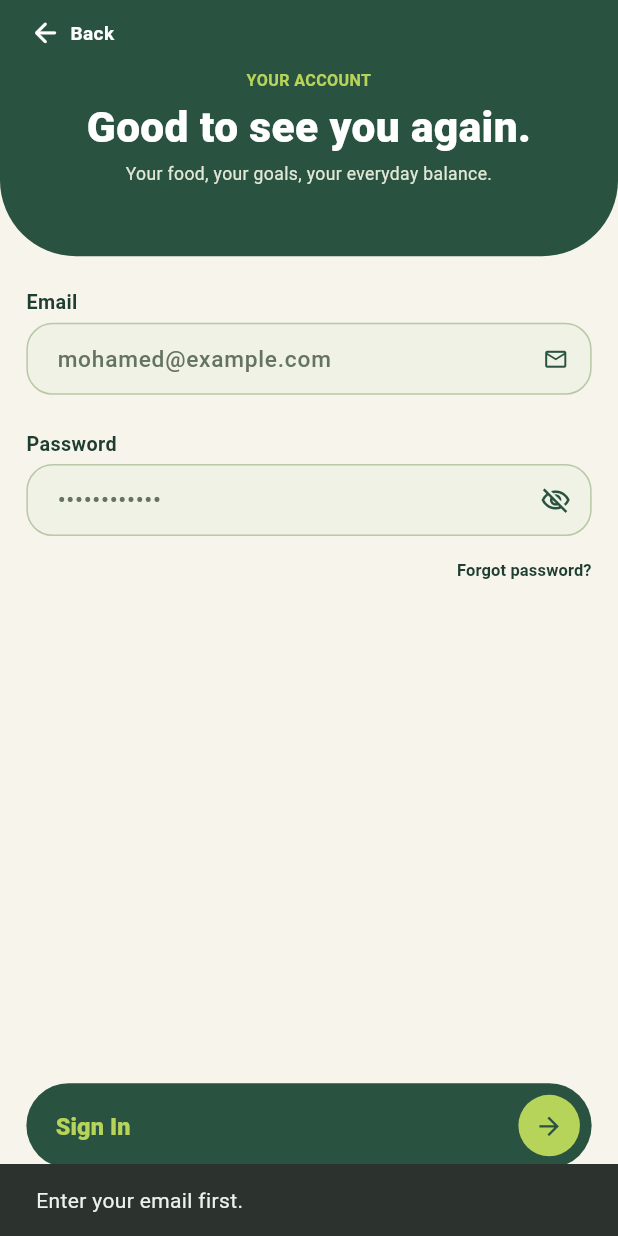
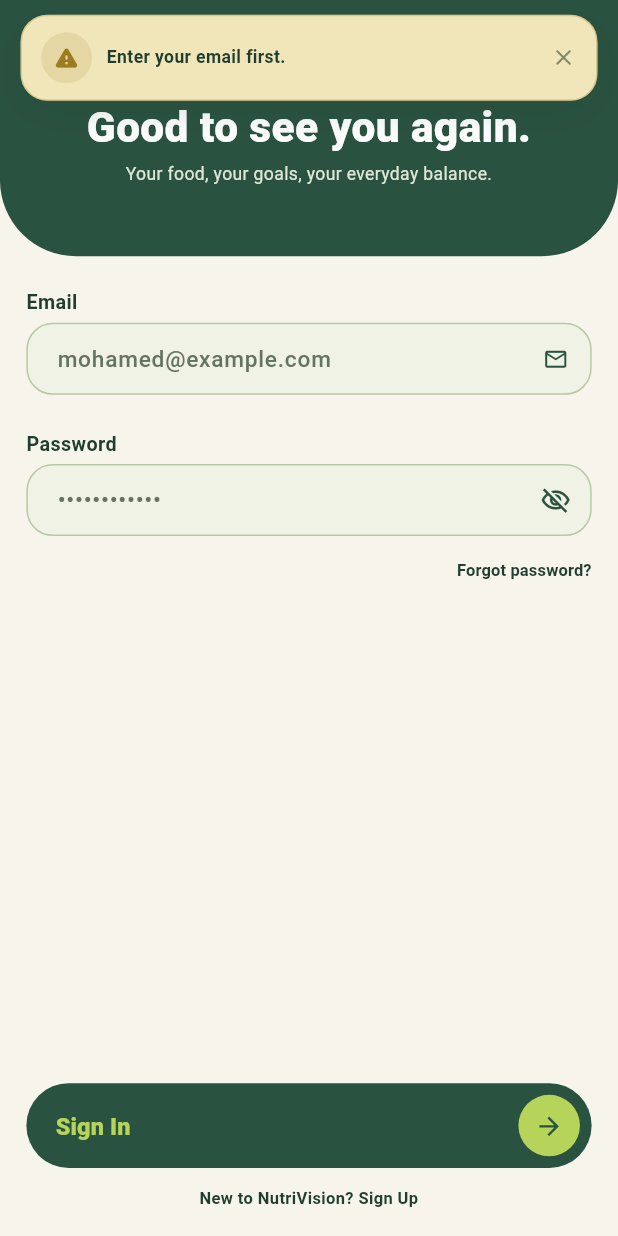
Before and after one commit to Elboraeyy/NutriVision-Capstone-Project, a Flutter app: the SignInScreen screen opened by its route, after a tap on "Forgot password?", on a phone screen of 412 x 824 dp. Run offline on Flutter 3.47's test engine with Material 3 defaults, Android fonts, the light colour scheme and no system bars; our stand-ins replace flutter_bloc, flutter_svg, go_router; accounts and stored records are empty.

Commit message:
feat: replace snackbars with top app toasts

```diff
--- /dev/null
+++ b/lib/core/widgets/app_toast.dart
@@ -0,0 +1,250 @@
+import 'dart:async';
+
+import 'package:flutter/material.dart';
+
+import '../theme/app_colors.dart';
+import '../theme/app_responsive.dart';
+
+enum AppToastType { success, error, warning, info }
+
+/// Displays the app's standard notification above the current screen content.
+///
+/// A single toast is kept visible at a time so fast consecutive actions do not
+/// create a stack of competing messages. The root overlay keeps the toast
+/// above headers, cards, dialogs hosted by the current route, and scrollable
+/// content.
+abstract final class AppToast {
+  static OverlayEntry? _activeEntry;
+
+  static void show(
+    BuildContext context, {
+    required String message,
+    AppToastType type = AppToastType.info,
+    Duration duration = const Duration(milliseconds: 2600),
+  }) {
+    final overlay = Overlay.maybeOf(context, rootOverlay: true);
+    if (overlay == null || message.trim().isEmpty) return;
+
+    _activeEntry?.remove();
+
+    late final OverlayEntry entry;
+    entry = OverlayEntry(
+      builder: (_) => _AppToastOverlay(
+        message: message,
+        type: type,
+        duration: duration,
+        onDismissed: () {
+          if (identical(_activeEntry, entry)) {
+            _activeEntry = null;
+            entry.remove();
+          }
+        },
+      ),
+    );
+
+    _activeEntry = entry;
+    overlay.insert(entry);
+  }
+
+  static void dismiss() {
+    _activeEntry?.remove();
+    _activeEntry = null;
+  }
+}
+
+class _AppToastOverlay extends StatefulWidget {
+  const _AppToastOverlay({
+    required this.message,
+    required this.type,
+    required this.duration,
+    required this.onDismissed,
+  });
+
+  final String message;
+  final AppToastType type;
+  final Duration duration;
+  final VoidCallback onDismissed;
+
+  @override
+  State<_AppToastOverlay> createState() => _AppToastOverlayState();
+}
+
+class _AppToastOverlayState extends State<_AppToastOverlay>
+    with SingleTickerProviderStateMixin {
+  late final AnimationController _controller;
+  late final Animation<Offset> _slideAnimation;
+  Timer? _timer;
+  bool _isDismissing = false;
+
+  @override
+  void initState() {
+    super.initState();
+    _controller = AnimationController(
+      vsync: this,
+      duration: const Duration(milliseconds: 360),
+      reverseDuration: const Duration(milliseconds: 220),
+    );
+    _slideAnimation = Tween<Offset>(
+      begin: const Offset(0, -1.2),
+      end: Offset.zero,
+    ).animate(CurvedAnimation(parent: _controller, curve: Curves.easeOutCubic));
+    _controller.forward();
+    _timer = Timer(widget.duration, _dismiss);
+  }
+
+  @override
+  void dispose() {
+    _timer?.cancel();
+    _controller.dispose();
+    super.dispose();
+  }
+
+  Future<void> _dismiss() async {
+    if (_isDismissing) return;
+    _isDismissing = true;
+    await _controller.reverse();
+    if (mounted) widget.onDismissed();
+  }
+
+  @override
+  Widget build(BuildContext context) {
+    final visual = _ToastVisual.fromType(widget.type);
+
+    return Positioned.fill(
+      child: IgnorePointer(
+        ignoring: false,
+        child: SafeArea(
+          bottom: false,
+          child: Align(
+            alignment: Alignment.topCenter,
+            child: Padding(
+              padding: EdgeInsets.fromLTRB(
+                AppResponsive.value(context, 14),
+                AppResponsive.value(context, 10),
+                AppResponsive.value(context, 14),
+                0,
+              ),
+              child: ConstrainedBox(
+                constraints: const BoxConstraints(maxWidth: 520),
+                child: SlideTransition(
+                  position: _slideAnimation,
+                  child: FadeTransition(
+                    opacity: _controller,
+                    child: Material(
+                      color: Colors.transparent,
+                      child: GestureDetector(
+                        onTap: _dismiss,
+                        child: Container(
+                          padding: EdgeInsets.symmetric(
+                            horizontal: AppResponsive.value(context, 13),
+                            vertical: AppResponsive.value(context, 11),
+                          ),
+                          decoration: BoxDecoration(
+                            color: visual.background,
+                            borderRadius: BorderRadius.circular(18),
+                            border: Border.all(
+                              color: visual.accent.withValues(alpha: .28),
+                            ),
+                            boxShadow: [
+                              BoxShadow(
+                                color: AppColors.darkGreen.withValues(
+                                  alpha: .16,
+                                ),
+                                blurRadius: 22,
+                                offset: const Offset(0, 8),
+                              ),
+                            ],
+                          ),
+                          child: Row(
+                            children: [
+                              Container(
+                                width: 34,
+                                height: 34,
+                                decoration: BoxDecoration(
+                                  color: visual.accent.withValues(alpha: .14),
+                                  shape: BoxShape.circle,
+                                ),
+                                child: Icon(
+                                  visual.icon,
+                                  color: visual.accent,
+                                  size: 18,
+                                ),
+                              ),
+                              SizedBox(width: AppResponsive.value(context, 10)),
+                              Expanded(
+                                child: Text(
+                                  widget.message,
+                                  maxLines: 3,
+                                  overflow: TextOverflow.ellipsis,
+                                  style: TextStyle(
+                                    color: visual.text,
+                                    fontSize: AppResponsive.font(context, 12),
+                                    fontWeight: FontWeight.w700,
+                                    height: 1.25,
+                                  ),
+                                ),
+                              ),
+                              SizedBox(width: AppResponsive.value(context, 8)),
+                              Icon(
+                                Icons.close_rounded,
+                                color: visual.text.withValues(alpha: .55),
+                                size: 18,
+                              ),
+                            ],
+                          ),
+                        ),
+                      ),
+                    ),
+                  ),
+                ),
+              ),
+            ),
+          ),
+        ),
+      ),
+    );
+  }
+}
+
+class _ToastVisual {
+  const _ToastVisual({
+    required this.background,
+    required this.accent,
+    required this.text,
+    required this.icon,
+  });
+
+  final Color background;
+  final Color accent;
+  final Color text;
+  final IconData icon;
+
+  factory _ToastVisual.fromType(AppToastType type) {
+    return switch (type) {
+      AppToastType.success => const _ToastVisual(
+        background: AppColors.softGreen,
+        accent: AppColors.green,
+        text: AppColors.darkGreen,
+        icon: Icons.check_circle_rounded,
+      ),
+      AppToastType.error => const _ToastVisual(
+        background: Color(0xFFFFE8E3),
+        accent: Color(0xFFC64F45),
+        text: Color(0xFF6F2925),
+        icon: Icons.error_rounded,
+      ),
+      AppToastType.warning => const _ToastVisual(
+        background: AppColors.yellow,
+        accent: Color(0xFF9C7B21),
+        text: AppColors.darkGreen,
+        icon: Icons.warning_rounded,
+      ),
+      AppToastType.info => const _ToastVisual(
+        background: AppColors.cream,
+        accent: AppColors.green,
+        text: AppColors.darkGreen,
+        icon: Icons.info_rounded,
+      ),
+    };
+  }
+}
--- a/lib/features/auth/presentation/screens/sign_in_screen.dart
+++ b/lib/features/auth/presentation/screens/sign_in_screen.dart
@@ -10,6 +10,7 @@ import '../../../../core/widgets/app_green_header.dart';
 import '../../../../core/widgets/app_overlay_scaffold.dart';
 import '../../../../core/widgets/app_action_button.dart';
 import '../../../../core/widgets/app_text_field.dart';
+import '../../../../core/widgets/app_toast.dart';
 import '../bloc/auth_session_bloc.dart';
 import '../cubit/sign_in_cubit.dart';
 import '../utils/auth_validation.dart';
@@ -38,9 +39,7 @@ class _SignInScreenState extends State<SignInScreen> {
       password: _passwordController.text,
     );
     if (error != null) {
-      ScaffoldMessenger.of(
-        context,
-      ).showSnackBar(SnackBar(content: Text(error)));
+      AppToast.show(context, message: error, type: AppToastType.error);
       return;
     }
 
@@ -63,8 +62,10 @@ class _SignInScreenState extends State<SignInScreen> {
             if (state.status == AuthSessionStatus.signedIn) {
               context.go('/home');
             } else if (state.status == AuthSessionStatus.failure) {
-              ScaffoldMessenger.of(context).showSnackBar(
-                SnackBar(content: Text(state.message ?? 'Unable to sign in.')),
+              AppToast.show(
+                context,
+                message: state.message ?? 'Unable to sign in.',
+                type: AppToastType.error,
               );
             }
           },
@@ -135,19 +136,18 @@ class _SignInScreenState extends State<SignInScreen> {
                                 if (!AuthValidation.isValidEmail(
                                   _emailController.text,
                                 )) {
-                                  ScaffoldMessenger.of(context).showSnackBar(
-                                    const SnackBar(
-                                      content: Text('Enter your email first.'),
-                                    ),
+                                  AppToast.show(
+                                    context,
+                                    message: 'Enter your email first.',
+                                    type: AppToastType.warning,
                                   );
                                   return;
                                 }
-                                ScaffoldMessenger.of(context).showSnackBar(
-                                  const SnackBar(
-                                    content: Text(
-                                      'Password reset will be connected with Firebase.',
-                                    ),
-                                  ),
+                                AppToast.show(
+                                  context,
+                                  message:
+                                      'Password reset will be available soon.',
+                                  type: AppToastType.info,
                                 );
                               },
                               style: TextButton.styleFrom(
--- a/lib/features/auth/presentation/screens/sign_up_screen.dart
+++ b/lib/features/auth/presentation/screens/sign_up_screen.dart
@@ -10,6 +10,7 @@ import '../../../../core/widgets/app_action_button.dart';
 import '../../../../core/widgets/app_green_header.dart';
 import '../../../../core/widgets/app_overlay_scaffold.dart';
 import '../../../../core/widgets/app_text_field.dart';
+import '../../../../core/widgets/app_toast.dart';
 import '../bloc/auth_session_bloc.dart';
 import '../cubit/sign_up_cubit.dart';
 import '../../../onboarding/presentation/bloc/onboarding_bloc.dart';
@@ -47,9 +48,7 @@ class _SignUpScreenState extends State<SignUpScreen> {
       termsAccepted: formState.isTermsAccepted,
     );
     if (error != null) {
-      ScaffoldMessenger.of(
-        context,
-      ).showSnackBar(SnackBar(content: Text(error)));
+      AppToast.show(context, message: error, type: AppToastType.error);
       return;
     }
 
@@ -74,10 +73,10 @@ class _SignUpScreenState extends State<SignUpScreen> {
               context.read<OnboardingBloc>().add(const OnboardingReset());
               context.pushNamed('onboarding-goal');
             } else if (state.status == AuthSessionStatus.failure) {
-              ScaffoldMessenger.of(context).showSnackBar(
-                SnackBar(
-                  content: Text(state.message ?? 'Unable to create account.'),
-                ),
+              AppToast.show(
+                context,
+                message: state.message ?? 'Unable to create account.',
+                type: AppToastType.error,
               );
             }
           },
--- a/lib/features/home/presentation/screens/home_screen.dart
+++ b/lib/features/home/presentation/screens/home_screen.dart
@@ -6,6 +6,7 @@ import '../../../../core/theme/app_colors.dart';
 import '../../../../core/theme/app_responsive.dart';
 import '../../../../core/theme/app_system_ui.dart';
 import '../../../../core/widgets/app_overlay_scaffold.dart';
+import '../../../../core/widgets/app_toast.dart';
 import '../../domain/entities/home_dashboard.dart';
 import '../bloc/home_bloc.dart';
 
@@ -58,13 +59,10 @@ class HomeScreen extends StatelessWidget {
 }
 
 void _showComingSoon(BuildContext context, String feature) {
-  ScaffoldMessenger.of(context)
-    ..hideCurrentSnackBar()
-    ..showSnackBar(
-      SnackBar(
-        content: Text('$feature will be connected soon.'),
-        behavior: SnackBarBehavior.floating,
-        duration: const Duration(milliseconds: 1400),
-      ),
-    );
+  AppToast.show(
+    context,
+    message: '$feature will be connected soon.',
+    type: AppToastType.info,
+    duration: const Duration(milliseconds: 2000),
+  );
 }
--- a/lib/features/onboarding/presentation/screens/allergies_screen.dart
+++ b/lib/features/onboarding/presentation/screens/allergies_screen.dart
@@ -4,6 +4,7 @@ import 'package:go_router/go_router.dart';
 
 import '../../../../core/theme/app_responsive.dart';
 import '../../../../core/widgets/app_action_button.dart';
+import '../../../../core/widgets/app_toast.dart';
 import '../bloc/onboarding_bloc.dart';
 import '../widgets/onboarding_widgets.dart';
 
@@ -21,10 +22,10 @@ class AllergiesScreen extends StatelessWidget {
           if (state.status == OnboardingStatus.completed) {
             context.go('/home');
           } else if (state.status == OnboardingStatus.failure) {
-            ScaffoldMessenger.of(context).showSnackBar(
-              SnackBar(
-                content: Text(state.message ?? 'Unable to save onboarding.'),
-              ),
+            AppToast.show(
+              context,
+              message: state.message ?? 'Unable to save onboarding.',
+              type: AppToastType.error,
             );
           }
         },
```
Also changed, not shown: 1 other file.
